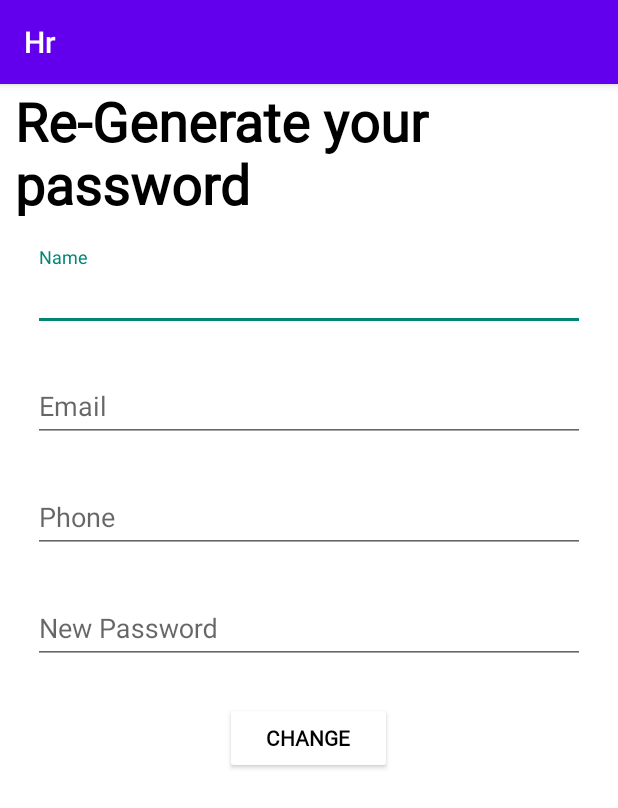
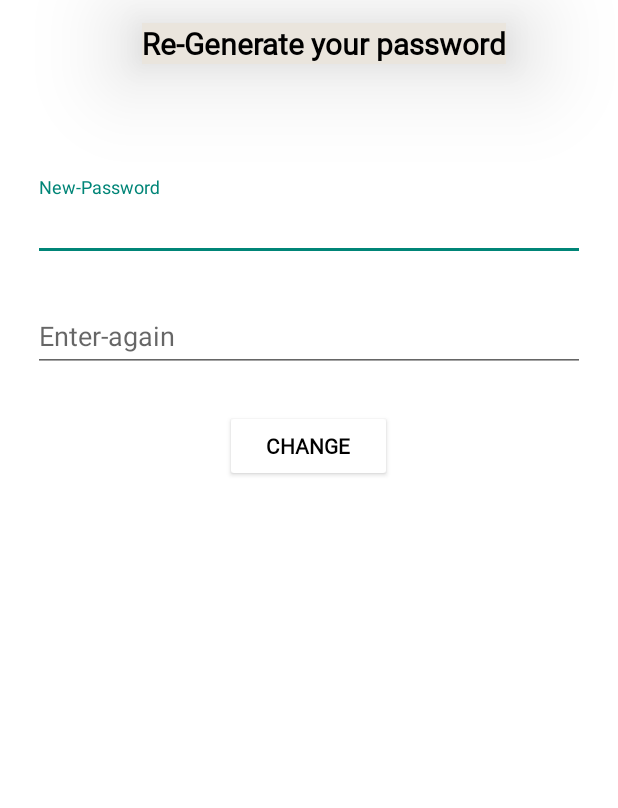
Before and after one commit to githubforakhilesh/Hr, an Android app: the GeneratePasswordForNewUser screen opened directly, with no data from a screen before it, on a phone screen of 412 x 824 dp. Shown: the top 808 px of the screen. Run offline under Robolectric (Android 15) with nearby library versions, the phone set to English and light mode, and no system bars; our stand-ins replace Volley.

Commit message:
30-Sept-2022 . Login Done

```diff
--- a/app/src/main/java/com/experientialetc/Hr/GeneratePasswordForNewUser.java
+++ b/app/src/main/java/com/experientialetc/Hr/GeneratePasswordForNewUser.java
@@ -27,8 +27,8 @@ import java.util.Map;
 public class GeneratePasswordForNewUser extends AppCompatActivity {
 
     Button buttonSignUp;
-
-    String url="https://www.experientialetc.com/hrapp/api/signup.php";
+    TextView t1,t2;
+    String url="https://www.experientialetc.com/hrapp/api/GeneratePassword.php";
     RequestQueue requestQueue;
 
 
@@ -40,15 +40,31 @@ public class GeneratePasswordForNewUser extends AppCompatActivity {
         super.onCreate(savedInstanceState);
         setContentView(R.layout.activity_generate_password_for_new_user);
 
+
+        if (getSupportActionBar() != null) {
+            getSupportActionBar().hide();
+        }
+
         buttonSignUp=findViewById(R.id.Done);
+
+        String email = getIntent().getStringExtra("email");
+        String oldPassword = getIntent().getStringExtra("pass");
 
      e1=findViewById(R.id.changeName);
      e2=findViewById(R.id.changeEmail);
-     e3=findViewById(R.id.changePhone);
-     e4=findViewById(R.id.changePassword);
+     e3=findViewById(R.id.changePassword);
+     e4=findViewById(R.id.changePasswordAgain);
+
+     t1=findViewById(R.id.emailTv);
+     t2=findViewById(R.id.oldpassTv);
+
+     t1.setText(email);
+     t2.setText(oldPassword);
 
         requestQueue= Volley.newRequestQueue(this);
 
+
+        //Toast.makeText(this, ""+email+oldPassword, Toast.LENGTH_SHORT).show();
 
         buttonSignUp.setOnClickListener(new View.OnClickListener() {
             @Override
@@ -95,11 +111,16 @@ public class GeneratePasswordForNewUser extends AppCompatActivity {
                         @Override
                         protected Map<String, String> getParams() throws AuthFailureError {
                             Map<String, String> data = new HashMap<String, String>();
-
-                            data.put("emp_name", e1.getText().toString());
-                            data.put("emp_emailid", e2.getText().toString());
-                            data.put("emp_mobile_number", e3.getText().toString());
-                            data.put("password", e4.getText().toString());
+//
+//                            data.put("emp_name", e1.getText().toString());
+//                            data.put("emp_emailid", e2.getText().toString());
+//                            data.put("emp_mobile_number", e3.getText().toString());
+//                            data.put("password", e4.getText().toString());
+//
+                            data.put("newpassword", e3.getText().toString());
+                           data.put("confirmpassword", e4.getText().toString());
+                           data.put("oldpassword", t2.getText().toString());
+                            data.put("email", t1.getText().toString());
                             return data;
                         }
                     };
--- a/app/src/main/java/com/experientialetc/Hr/Login.java
+++ b/app/src/main/java/com/experientialetc/Hr/Login.java
@@ -145,6 +145,8 @@ public class Login extends AppCompatActivity implements ApiResponse {
                                     } else if (status.equals("0")) {
 
                                         Intent intent = new Intent(Login.this, GeneratePasswordForNewUser.class);
+                                        intent.putExtra("email",e1.getText().toString());
+                                        intent.putExtra("pass",e2.getText().toString());
                                         startActivity(intent);
                                         finish();
                                         pd.dismiss();
--- a/app/src/main/res/layout/activity_generate_password_for_new_user.xml
+++ b/app/src/main/res/layout/activity_generate_password_for_new_user.xml
@@ -14,6 +14,10 @@
 
 
         <TextView
+            android:elevation="40dp"
+            android:background="#EAE5DD"
+            android:layout_gravity="center"
+            android:layout_marginTop="15dp"
             android:textStyle="bold"
             android:fontFamily="@font/zenkurenaidoregular"
             android:layout_marginLeft="10dp"
@@ -22,7 +26,7 @@
             android:layout_width="wrap_content"
             android:layout_height="wrap_content"
             android:text="Re-Generate your password"
-            android:textSize="36dp" />
+            android:textSize="20dp" />
 
         <com.google.android.material.textfield.TextInputLayout
 
@@ -35,6 +39,7 @@
             android:hint="Name">
 
             <com.google.android.material.textfield.TextInputEditText
+                android:visibility="gone"
                 android:layout_width="match_parent"
                 android:inputType="textPersonName"
                 android:layout_height="wrap_content"
@@ -52,6 +57,7 @@
             android:hint="Email">
 
             <com.google.android.material.textfield.TextInputEditText
+                android:visibility="gone"
                 android:layout_width="match_parent"
                 android:inputType="textPersonName"
                 android:layout_height="wrap_content"
@@ -66,13 +72,13 @@
             android:layout_marginStart="22dp"
             android:layout_marginTop="18dp"
             android:layout_marginEnd="22dp"
-            android:hint="Phone">
+            android:hint="New-Password">
 
             <com.google.android.material.textfield.TextInputEditText
                 android:layout_width="match_parent"
                 android:inputType="textPersonName"
                 android:layout_height="wrap_content"
-                android:id="@+id/changePhone"/>
+                android:id="@+id/changePassword"/>
 
         </com.google.android.material.textfield.TextInputLayout>
         <com.google.android.material.textfield.TextInputLayout
@@ -83,13 +89,13 @@
             android:layout_marginStart="22dp"
             android:layout_marginTop="18dp"
             android:layout_marginEnd="22dp"
-            android:hint="New Password">
+            android:hint="Enter-again">
 
             <com.google.android.material.textfield.TextInputEditText
                 android:layout_width="match_parent"
                 android:inputType="textPersonName"
                 android:layout_height="wrap_content"
-                android:id="@+id/changePassword"/>
+                android:id="@+id/changePasswordAgain"/>
 
         </com.google.android.material.textfield.TextInputLayout>
         <com.google.android.material.textfield.TextInputLayout
@@ -124,14 +130,24 @@ android:visibility="gone"
 
         <TextView
 
-            android:visibility="gone"
+            android:visibility="visible"
             android:layout_marginTop="38dp"
             android:layout_marginLeft="15dp"
             android:textColor="#193566"
-            android:id="@+id/existing"
+            android:id="@+id/emailTv"
             android:layout_width="wrap_content"
             android:layout_height="wrap_content"
-            android:text="Login with existing password."
+            android:text="EMAIL"
+            android:textSize="15dp" /><TextView
+
+            android:visibility="visible"
+            android:layout_marginTop="38dp"
+            android:layout_marginLeft="15dp"
+            android:textColor="#193566"
+            android:id="@+id/oldpassTv"
+            android:layout_width="wrap_content"
+            android:layout_height="wrap_content"
+            android:text="OLD PASSWORD"
             android:textSize="15dp" />
 
 
```
